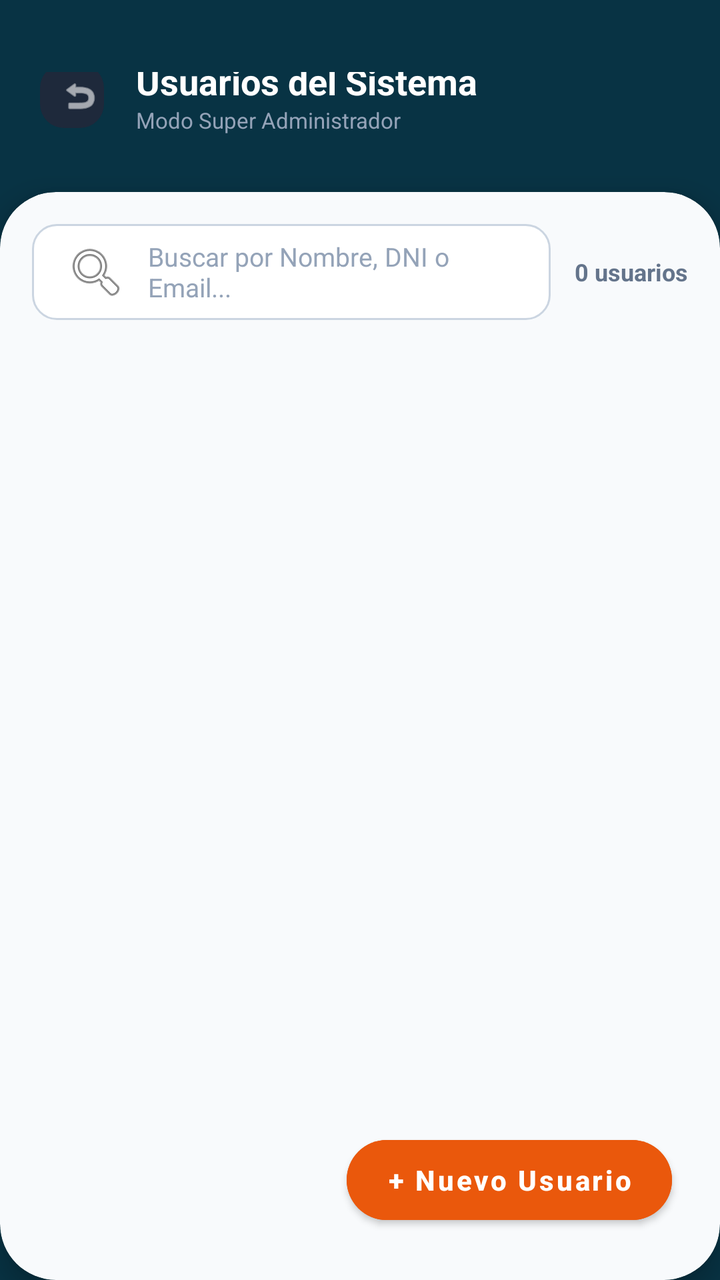
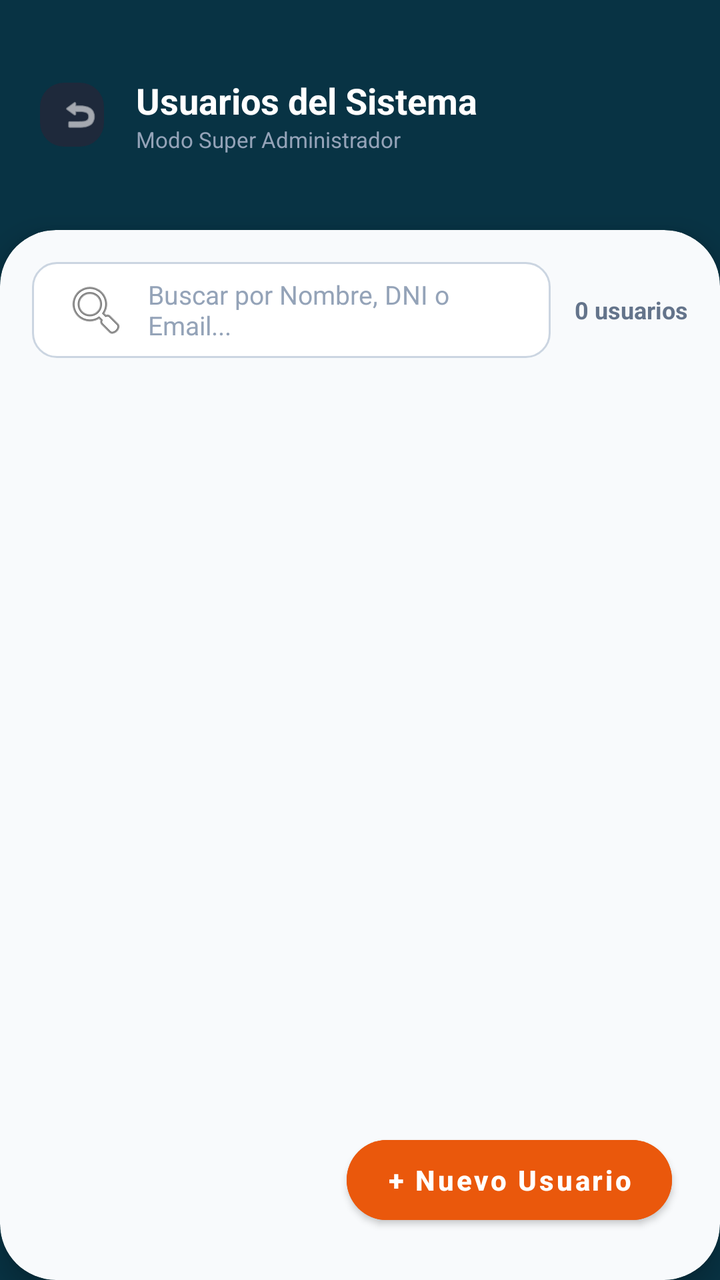

Compare the two renders of this Android layout. The source of the first and the diff that turns it into the second are given below.
<!-- AndroidManifest.xml: application theme Theme.MaterialComponents.Light.NoActionBar -->
<!-- res/layout/activity_admin_usuarios.xml -->
<?xml version="1.0" encoding="utf-8"?>
<RelativeLayout xmlns:android="http://schemas.android.com/apk/res/android"
    xmlns:app="http://schemas.android.com/apk/res-auto"
    android:id="@+id/mainRoot"
    android:layout_width="match_parent"
    android:layout_height="match_parent"
    android:background="#083344">

    
    <RelativeLayout
        android:id="@+id/headerLayout"
        android:layout_width="match_parent"
        android:layout_height="wrap_content"
        android:paddingHorizontal="16dp"
        android:paddingTop="36dp"
        android:paddingBottom="20dp">

        <com.google.android.material.button.MaterialButton
            android:id="@+id/btnRegresar"
            style="@style/Widget.Material3.Button.IconButton"
            android:layout_width="40dp"
            android:layout_height="40dp"
            android:layout_alignParentStart="true"
            android:layout_centerVertical="true"
            app:backgroundTint="#1E293B"
            app:cornerRadius="12dp"
            app:icon="@android:drawable/ic_menu_revert"
            app:iconSize="20dp"
            app:iconTint="@color/white" />

        <LinearLayout
            android:layout_width="wrap_content"
            android:layout_height="wrap_content"
            android:layout_centerVertical="true"
            android:layout_marginStart="12dp"
            android:layout_toEndOf="@id/btnRegresar"
            android:orientation="vertical">

            <TextView
                android:layout_width="wrap_content"
                android:layout_height="wrap_content"
                android:text="Usuarios del Sistema"
                android:textColor="@color/white"
                android:textSize="18sp"
                android:textStyle="bold" />

            <TextView
                android:layout_width="wrap_content"
                android:layout_height="wrap_content"
                android:text="Modo Super Administrador"
                android:textColor="#94A3B8"
                android:textSize="11sp" />
        </LinearLayout>
    </RelativeLayout>

    
    <com.google.android.material.card.MaterialCardView
        android:layout_width="match_parent"
        android:layout_height="match_parent"
        android:layout_below="@id/headerLayout"
        app:cardBackgroundColor="#F8FAFC"
        app:cardCornerRadius="28dp"
        app:cardElevation="8dp"
        app:strokeWidth="0dp">

        <FrameLayout
            android:layout_width="match_parent"
            android:layout_height="match_parent">

            <LinearLayout
                android:layout_width="match_parent"
                android:layout_height="match_parent"
                android:orientation="vertical"
                android:padding="16dp">

                
                <LinearLayout
                    android:layout_width="match_parent"
                    android:layout_height="wrap_content"
                    android:layout_marginBottom="16dp"
                    android:gravity="center_vertical"
                    android:orientation="horizontal">

                    <EditText
                        android:id="@+id/etBuscar"
                        android:layout_width="0dp"
                        android:layout_height="48dp"
                        android:layout_weight="1"
                        android:background="@drawable/bg_search_input"
                        android:drawableStart="@android:drawable/ic_menu_search"
                        android:drawablePadding="10dp"
                        android:hint="Buscar por Nombre, DNI o Email..."
                        android:paddingHorizontal="16dp"
                        android:textColor="#0F172A"
                        android:textColorHint="#94A3B8"
                        android:textSize="13sp" />

                    <TextView
                        android:id="@+id/tvTotalUsuarios"
                        android:layout_width="wrap_content"
                        android:layout_height="wrap_content"
                        android:layout_marginStart="12dp"
                        android:text="0 usuarios"
                        android:textColor="#64748B"
                        android:textSize="12sp"
                        android:textStyle="bold" />
                </LinearLayout>

                <ProgressBar
                    android:id="@+id/progressBar"
                    android:layout_width="wrap_content"
                    android:layout_height="wrap_content"
                    android:layout_gravity="center"
                    android:visibility="gone" />

                <androidx.recyclerview.widget.RecyclerView
                    android:id="@+id/rvUsuarios"
                    android:layout_width="match_parent"
                    android:layout_height="match_parent"
                    android:clipToPadding="false"
                    android:paddingBottom="80dp" />
            </LinearLayout>

            
            <com.google.android.material.button.MaterialButton
                android:id="@+id/btnNuevoUsuario"
                android:layout_width="wrap_content"
                android:layout_height="52dp"
                android:layout_gravity="bottom|end"
                android:layout_margin="24dp"
                android:backgroundTint="#EA580C"
                android:paddingHorizontal="20dp"
                android:text="+ Nuevo Usuario"
                android:textAllCaps="false"
                android:textColor="@color/white"
                android:textSize="14sp"
                android:textStyle="bold"
                app:cornerRadius="26dp"
                app:elevation="6dp" />

        </FrameLayout>
    </com.google.android.material.card.MaterialCardView>

</RelativeLayout>
<!-- resources referenced by this layout -->
<resources>
  <color name="white">#FFFFFFFF</color>
  <!-- drawable bg_search_input (drawable) -->
  <?xml version="1.0" encoding="utf-8"?>
  <shape xmlns:android="http://schemas.android.com/apk/res/android">
      <solid android:color="#FFFFFF" />
      <corners android:radius="12dp" />
      <stroke android:width="1dp" android:color="#CBD5E1" />
  </shape>
</resources>

<!-- the commit's change to res/layout/activity_admin_usuarios.xml (unified diff, before → after) -->
@@ -24,6 +24,7 @@
             android:layout_centerVertical="true"
             app:backgroundTint="#1E293B"
             app:cornerRadius="12dp"
+            android:layout_marginTop="19dp"
             app:icon="@android:drawable/ic_menu_revert"
             app:iconSize="20dp"
             app:iconTint="@color/white" />
@@ -33,6 +34,7 @@
             android:layout_height="wrap_content"
             android:layout_centerVertical="true"
             android:layout_marginStart="12dp"
+            android:layout_marginTop="19dp"
             android:layout_toEndOf="@id/btnRegresar"
             android:orientation="vertical">
 
